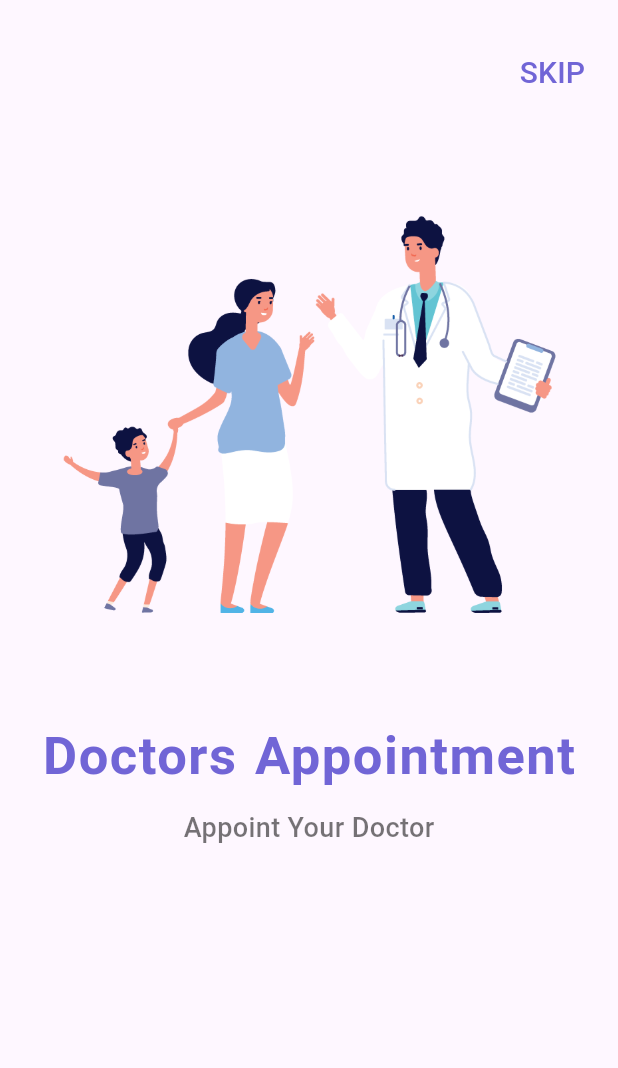
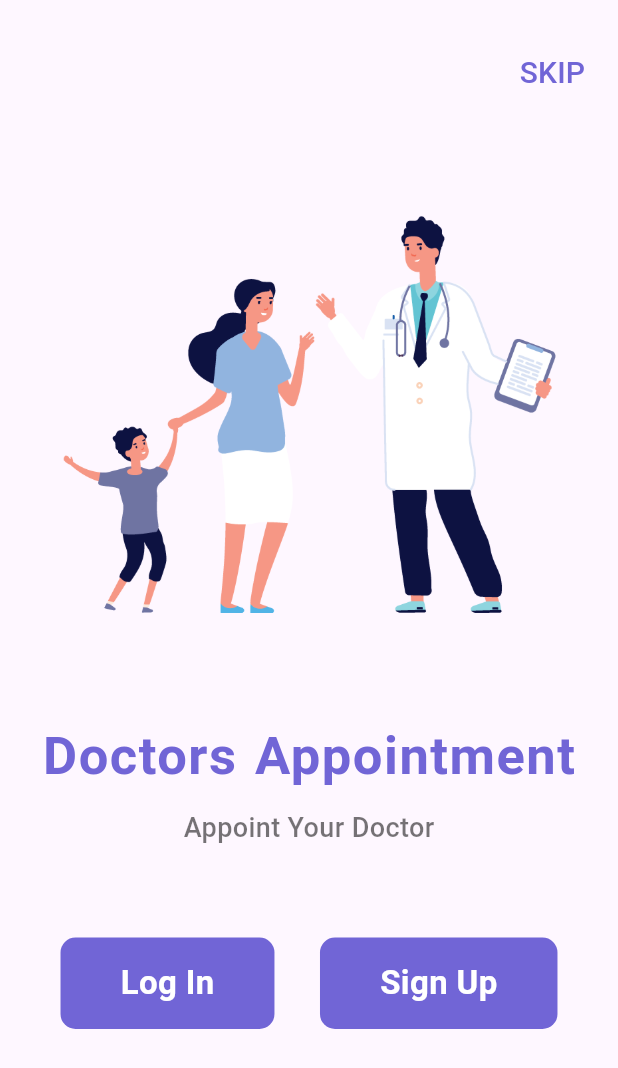
Before and after one commit to elidrocarburo/medical_healthcare, a Flutter app: the screen it shows after launch, on a phone screen of 412 x 824 dp. Shown: the top 1068 px of the screen. Run offline on Flutter 3.47's test engine with Material 3 defaults, Android fonts, the light colour scheme and no system bars.

Commit message:
finished welcome_screen.dart

```diff
--- a/lib/screens/welcome_screen.dart
+++ b/lib/screens/welcome_screen.dart
@@ -50,6 +50,55 @@ class WelcomeScreen extends StatelessWidget{
                 fontWeight: FontWeight.w500,
               ),
               ),
+              SizedBox(height: 60),
+              Row(
+                mainAxisAlignment: MainAxisAlignment.spaceEvenly,
+                children: [
+                  Material(
+                    color: Color(0xFF7165D6),
+                    borderRadius: BorderRadius.circular(10),
+                    child: InkWell(
+                      onTap: (){
+                        //Navigator.push(context, MaterialPageRoute(
+                        // builder: (context) =>
+                        //));
+                      },
+                      child: Padding(
+                        padding: EdgeInsets.symmetric(
+                          vertical: 15,
+                          horizontal: 40),
+                        child: Text("Log In", style: TextStyle(
+                          color: Colors.white,
+                          fontSize: 22,
+                          fontWeight: FontWeight.bold
+                        ),),
+                        ),
+                    ),
+                  ),
+                  Material(
+                    color: Color(0xFF7165D6),
+                    borderRadius: BorderRadius.circular(10),
+                    child: InkWell(
+                      onTap: (){
+                        //Navigator.push(context, MaterialPageRoute(
+                        // builder: (context) =>
+                        //));
+                      },
+                      child: Padding(
+                        padding: EdgeInsets.symmetric(
+                          vertical: 15,
+                          horizontal: 40),
+                        child: Text("Sign Up", style: TextStyle(
+                          color: Colors.white,
+                          fontSize: 22,
+                          fontWeight: FontWeight.bold
+                        ),),
+                        ),
+                    ),
+                  ),
+
+                ],
+              ),
           ],
         ),
       ),
```
